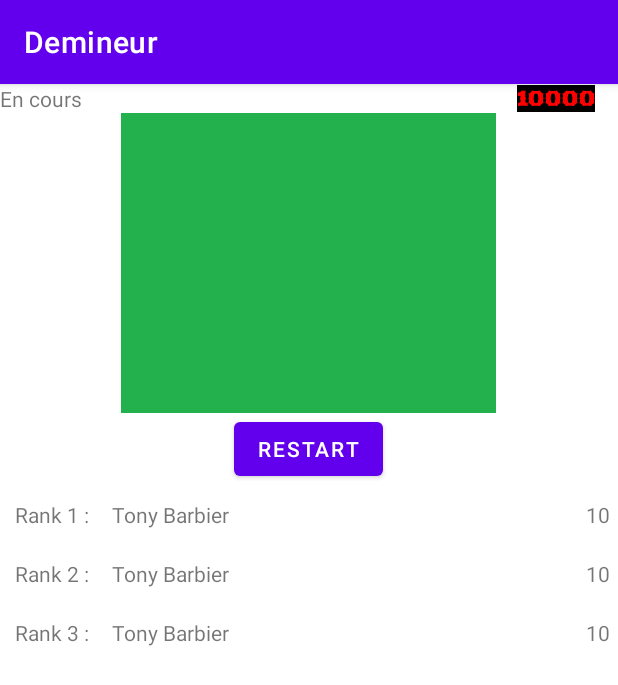
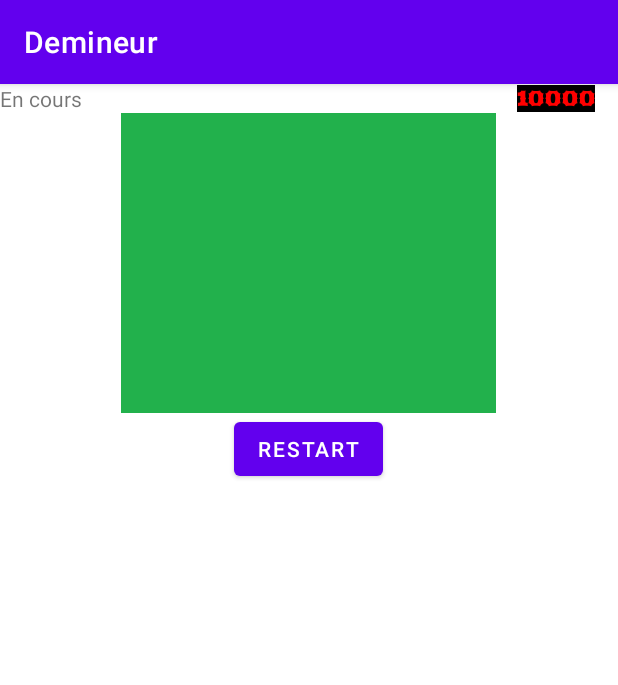
Before and after one commit to nathan-bertaud/demineur, an Android app: the screen it shows after launch (GameActivity), after a tap on "START", on a phone screen of 412 x 824 dp. Shown: the top 685 px of the screen. Run offline under Robolectric (Android 15) with nearby library versions, the phone set to English and light mode, and no system bars.

Commit message:
invisibilité du tableau des ranks par défaut

```diff
--- a/app/src/main/res/layout/activity_game.xml
+++ b/app/src/main/res/layout/activity_game.xml
@@ -80,7 +80,8 @@
             android:id="@+id/TableLayoutRanks"
             android:layout_width="match_parent"
             android:layout_height="match_parent"
-            android:stretchColumns="1">
+            android:stretchColumns="1"
+            android:visibility="invisible">
 
             <TableRow
                 android:id="@+id/TableRowRank1"
```
